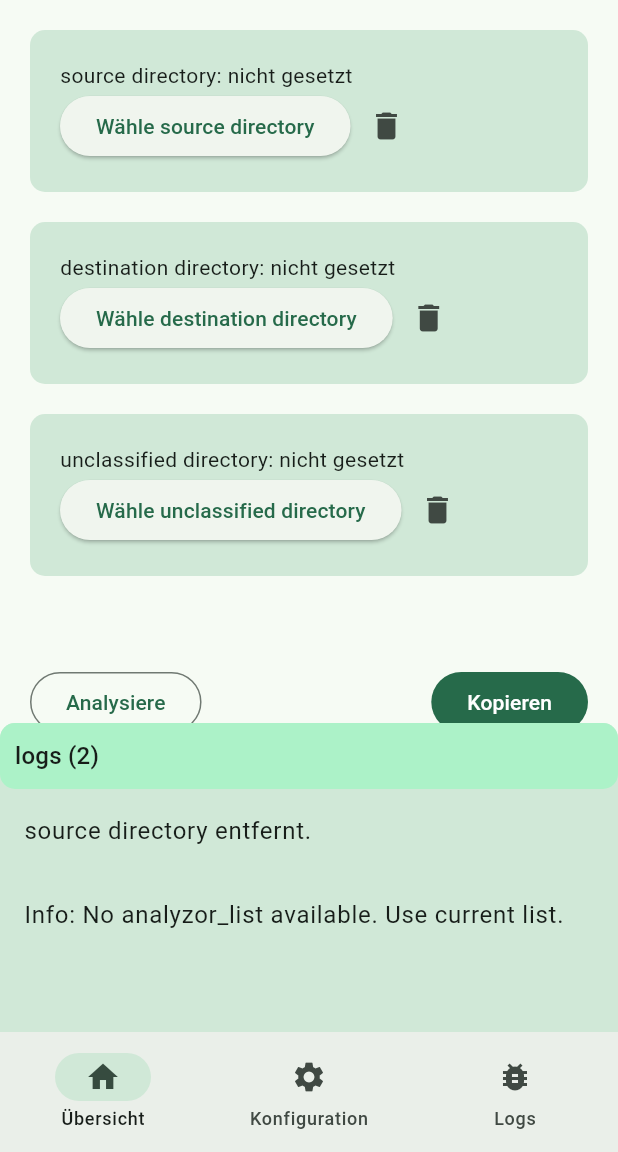
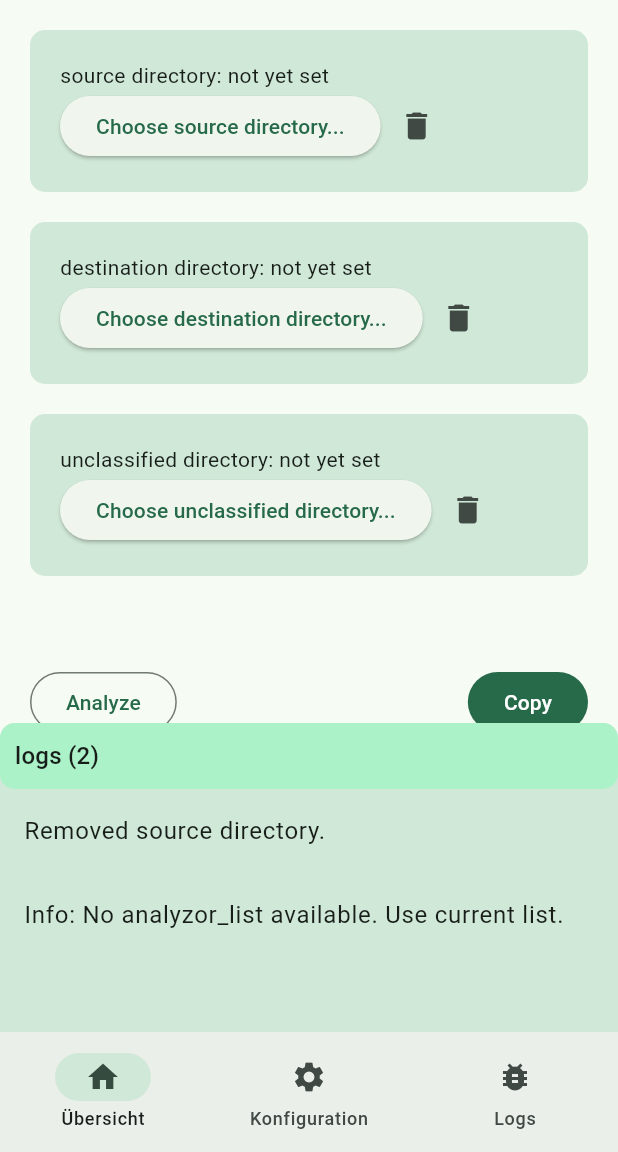
Before and after one commit to codica20/sortmedia, a Flutter app: the screen it shows after launch, after a tap on the "delete" icon, on a phone screen of 412 x 824 dp, the part 84-1236 px from its top. Run offline on Flutter 3.47's test engine with Material 3 defaults, Android fonts, the phone set to English and light mode, and no system bars; our stand-ins replace dart_mappable, file_picker, get_it, shared_preferences, watch_it; missing offline and left inert: exif_reader; generated files the repository leaves out were written again.

Commit message:
WIP: Continued translation.

```diff
--- a/lib/features/analyze/ui/analyze_button.dart
+++ b/lib/features/analyze/ui/analyze_button.dart
@@ -1,6 +1,7 @@
 import 'package:flutter/material.dart';
 import 'package:watch_it/watch_it.dart';
 
+import '../../../l10n/app_localizations.dart' show AppLocalizations;
 import '../../show_message/ui/show_message.dart';
 import '../engine/analyze.dart';
 import '../../settings/uistate/settings_state.dart';
@@ -13,6 +14,8 @@ class AnalyzeButton extends WatchingWidget {
   @override
   Widget build(BuildContext context) {
     final analyzors = watchIt<AnalyzorList>().analyzors;
+
+    getTranslation() => AppLocalizations.of(context)!;
     return OutlinedButton(
       onPressed: () async {
         log("Analysiere ${settingsState.srcDir} ...");
@@ -53,7 +56,7 @@ class AnalyzeButton extends WatchingWidget {
           );
         }
       },
-      child: Text("Analysiere"),
+      child: Text(getTranslation().analyze),
     );
   }
 }
--- a/lib/features/choose_lang/ui/lang_setter.dart
+++ b/lib/features/choose_lang/ui/lang_setter.dart
@@ -7,6 +7,8 @@ import '../uistate/lang_state.dart'
 import 'package:watch_it/watch_it.dart';
 
 /// allows to switch between supported locales
+/// click on it to choose the next available
+/// language.
 class LangSetter extends WatchingWidget {
   const LangSetter({super.key});
 
--- a/lib/features/home/ui/sm_scaffold.dart
+++ b/lib/features/home/ui/sm_scaffold.dart
@@ -20,7 +20,7 @@ class SmScaffold extends StatelessWidget {
     return Scaffold(
       appBar: AppBar(
         backgroundColor: colorScheme.inversePrimary,
-        title: Text("$title - Sort Media 0.1.2"),
+        title: Text("$title - Sort Media 0.1.3"),
       ),
       body: child,
       bottomNavigationBar: NavBar(),
--- a/lib/features/settings/ui/choose_dir_setting_widget.dart
+++ b/lib/features/settings/ui/choose_dir_setting_widget.dart
@@ -1,5 +1,6 @@
 import 'package:file_picker/file_picker.dart';
 import 'package:flutter/material.dart';
+import 'package:sortmedia/l10n/app_localizations.dart';
 
 import '../../home/ui/sm_scaffold.dart';
 
@@ -19,6 +20,7 @@ class ChooseDirSettingWidget extends StatelessWidget {
 
   @override
   Widget build(BuildContext context) {
+    getTranslation() => AppLocalizations.of(context)!;
     return Container(
       padding: .all(20),
       margin: .directional(bottom: 20),
@@ -34,7 +36,7 @@ class ChooseDirSettingWidget extends StatelessWidget {
         crossAxisAlignment: .center,
         children: [
           SelectableText(
-            "$dirName: ${dir ?? "nicht gesetzt"}",
+            "$dirName: ${dir ?? getTranslation().notSet}",
           ),
 
           Row(
@@ -46,16 +48,18 @@ class ChooseDirSettingWidget extends StatelessWidget {
                       await FilePicker.getDirectoryPath(
                         initialDirectory: dir,
                       );
-                  log('Picked: $location');
                   if (location != null) {
+                    log(getTranslation().picked(location));
                     setDir(location);
                   }
                 },
-                child: Text("Wähle $dirName"),
+                child: Text(
+                  getTranslation().choose(dirName),
+                ),
               ),
               IconButton(
                 onPressed: () {
-                  log("$dirName entfernt.");
+                  log(getTranslation().removed(dirName));
                   setDir(null);
                 },
                 icon: const Icon(Icons.delete),
--- a/lib/features/transfer/ui/transfer_button.dart
+++ b/lib/features/transfer/ui/transfer_button.dart
@@ -1,6 +1,9 @@
 import 'package:flutter/material.dart';
 
-import '../../analyze/uistate/analyzor_list.dart' show AnalyzorList;
+import '../../../l10n/app_localizations.dart'
+    show AppLocalizations;
+import '../../analyze/uistate/analyzor_list.dart'
+    show AnalyzorList;
 import '../engine/transfer.dart';
 
 import 'package:watch_it/watch_it.dart';
@@ -16,8 +19,9 @@ class TransferButton extends WatchingWidget {
 
   @override
   Widget build(BuildContext context) {
+    final analyzors = watchIt<AnalyzorList>().analyzors;
 
-    final analyzors = watchIt<AnalyzorList>().analyzors;
+    getTranslation() => AppLocalizations.of(context)!;
     return FilledButton(
       onPressed: () async {
         log(
@@ -49,7 +53,10 @@ class TransferButton extends WatchingWidget {
           return;
         }
         try {
-          final dirData = await analyzeDir(analyzors,srcDir);
+          final dirData = await analyzeDir(
+            analyzors,
+            srcDir,
+          );
 
           for (var data in dirData.recognized) {
             log("rcgnzd: $data");
@@ -82,7 +89,7 @@ class TransferButton extends WatchingWidget {
           }
         }
       },
-      child: Text("Kopieren"),
+      child: Text(getTranslation().copy),
     );
   }
 }
--- a/lib/l10n/app_de.arb
+++ b/lib/l10n/app_de.arb
@@ -3,5 +3,11 @@
   "srcDir": "Quellverzeichnis",
   "destDir": "Zielverzeichnis",
   "unclassifiedDir": "Verzeichnis für unklassifizierte Dateien",
-  "systemDefault": "Systemvorgabe"
+  "systemDefault": "Systemvorgabe",
+  "notSet": "nicht gesetzt",
+  "removed": "{target} entfernt.",
+  "choose": "Wähle {target} ...",
+  "picked": "{target} ausgewählt.",
+  "copy": "Kopieren",
+  "analyze": "Analysiere"
 }
--- a/lib/l10n/app_en.arb
+++ b/lib/l10n/app_en.arb
@@ -1,11 +1,58 @@
 {
   "@@locale": "en",
   "srcDir": "source directory",
-  "@srcDir": { "description": "The source directory"},
+  "@srcDir": {
+    "description": "The source directory"
+  },
   "destDir": "destination directory",
-  "@destDir": { "description": "The destination directory"},
+  "@destDir": {
+    "description": "The destination directory"
+  },
   "unclassifiedDir": "unclassified directory",
-  "@unclassifiedDir": { "description": "The directory for unclassified files"},
+  "@unclassifiedDir": {
+    "description": "The directory for unclassified files"
+  },
   "systemDefault": "system default",
-  "@systemDefault": {"description": "System default setting"}
+  "@systemDefault": {
+    "description": "System default setting"
+  },
+  "notSet": "not yet set",
+  "@notSet": {
+    "description": "Setting has not been set."
+  },
+  "removed": "Removed {target}.",
+  "@removed": {
+    "description": "After removing of a target, e.g. a folder.",
+    "placeholders": {
+      "target": {
+        "type": "String"
+      }
+    }
+  },
+  "choose": "Choose {target}...",
+  "@choose": {
+    "description": "For chosing of a target, e.g. a folder.",
+    "placeholders": {
+      "target": {
+        "type": "String"
+      }
+    }
+  },
+  "picked": "Picked {target}.",
+  "@picked": {
+    "description": "After choosing of a target, e.g. a folder.",
+    "placeholders": {
+      "target": {
+        "type": "String"
+      }
+    }
+  },
+  "copy": "Copy",
+  "@copy": {
+    "description": "Start to copy"
+  },
+  "analyze": "Analyze",
+  "@analyze": {
+    "description": "Start to analyze"
+  }
 }
--- a/pubspec.yaml
+++ b/pubspec.yaml
@@ -17,7 +17,7 @@ publish_to: 'none' # Remove this line if you wish to publish to pub.dev
 # https://developer.apple.com/library/archive/documentation/General/Reference/InfoPlistKeyReference/Articles/CoreFoundationKeys.html
 # In Windows, build-name is used as the major, minor, and patch parts
 # of the product and file versions while build-number is used as the build suffix.
-version: 0.1.2+4
+version: 0.1.3+5
 
 environment:
   sdk: ^3.13.0
```
